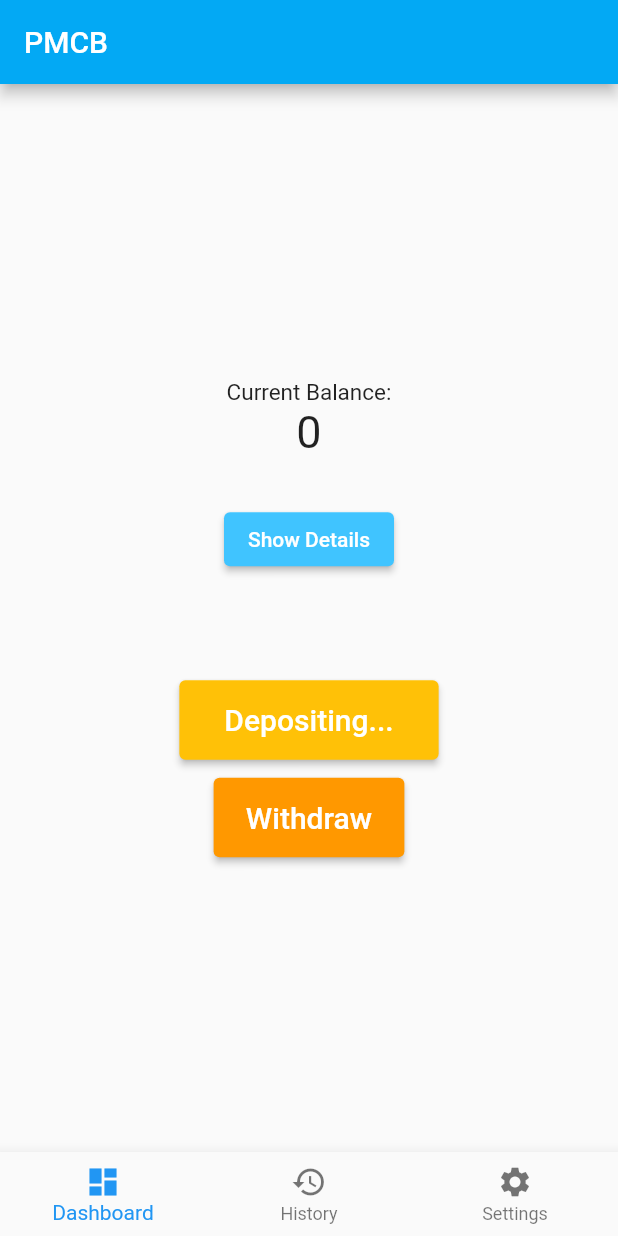
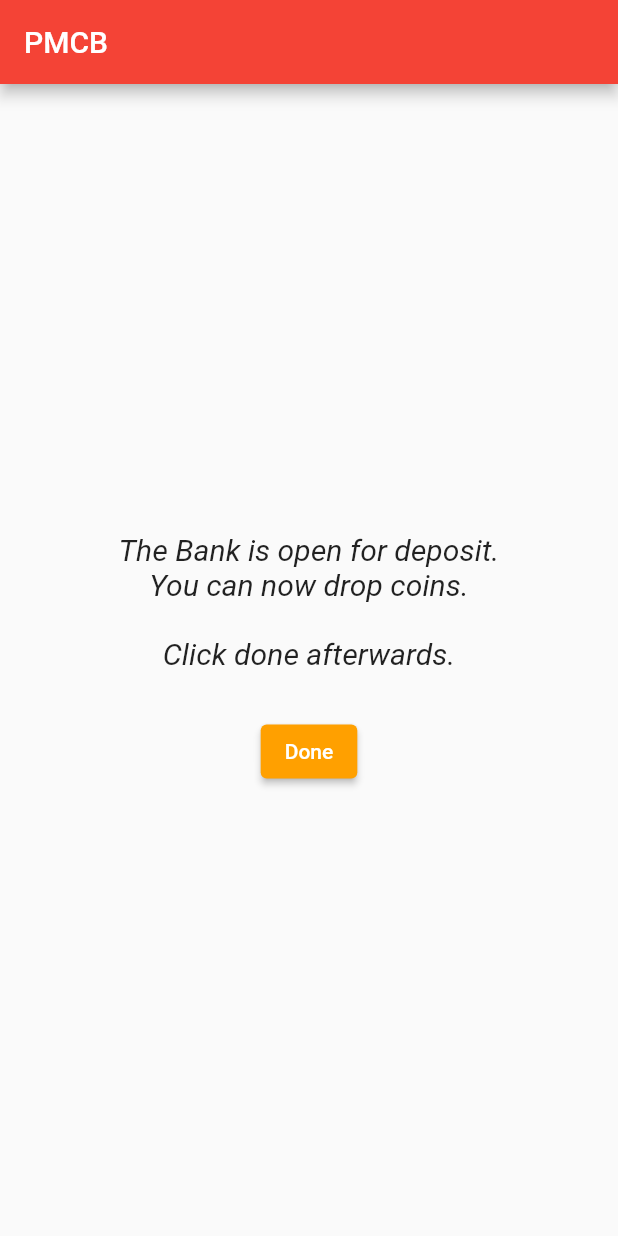
Before and after one commit to ChrisPew/Embeddedv2, a Flutter app: the screen it shows after launch, after a tap on "Deposit", on a phone screen of 412 x 824 dp. Run offline on Flutter 3.47's test engine with Material 2 defaults, Android fonts, the phone set to English and light mode, and no system bars.

Commit message:
stopped at help

```diff
--- /dev/null
+++ b/lib/deposit.dart
@@ -0,0 +1,45 @@
+import 'package:flutter/material.dart';
+
+class DepositPage extends StatefulWidget {
+  const DepositPage({Key? key}) : super(key: key);
+
+  @override
+  State<DepositPage> createState() => _DepositPageState();
+}
+
+class _DepositPageState extends State<DepositPage> {
+  @override
+  Widget build(BuildContext context) {
+    return MaterialApp(
+      debugShowCheckedModeBanner: false,
+      home: Scaffold(
+        appBar: AppBar(
+          backgroundColor: Colors.red,
+          title: const Text('PMCB'),
+        ),
+        body: Center(
+          child: Column(
+            mainAxisAlignment: MainAxisAlignment.center,
+            children: [
+              const Text(
+                  'The Bank is open for deposit. \nYou can now drop coins. \n\nClick done afterwards.',
+                  textAlign: TextAlign.center,
+                  style: const TextStyle(
+                      fontSize: 20, fontStyle: FontStyle.italic)),
+              Container(
+                margin: const EdgeInsets.only(top: 30),
+                child: ElevatedButton(
+                    onPressed: () => {Navigator.of(context).pop()},
+                    style: ButtonStyle(
+                      backgroundColor: MaterialStatePropertyAll<Color>(
+                          Colors.amber.shade700),
+                    ),
+                    child: const Text('Done')),
+              ),
+            ],
+          ),
+        ),
+      ),
+    );
+  }
+}
--- a/lib/main.dart
+++ b/lib/main.dart
@@ -1,5 +1,7 @@
 import 'package:flutter/material.dart';
 import 'package:pmcb/withdraw.dart';
+import 'package:pmcb/deposit.dart';
+import 'package:pmcb/help.dart';
 
 void main() {
   runApp(
@@ -16,8 +18,13 @@ class MyApp extends StatefulWidget {
   static String depositBtn = 'Deposit';
   static String withdrawBtn = 'Withdraw';
   static String showBtn = 'Show Details';
-  static int balance = 0;
   static int currentIndex = 0;
+  static int onePeso = 4;
+  static int fivePeso = 3;
+  static int tenPeso = 2;
+  static int twentyPeso = 1;
+  static int balance = onePeso + fivePeso + tenPeso + twentyPeso;
+  static bool depositing = false;
 
   Widget build(BuildContext context) {
     return MaterialApp(home: _MyHome().widget);
@@ -34,7 +41,7 @@ class _MyHome extends State<MyApp> {
       debugShowCheckedModeBanner: false,
       home: Scaffold(
         appBar: AppBar(
-          backgroundColor: Colors.lightBlue,
+          backgroundColor: Colors.red,
           title: const Text('PMCB'),
         ),
         body: Center(
@@ -56,10 +63,42 @@ class _MyHome extends State<MyApp> {
                               child: ElevatedButton(
                                 style: ButtonStyle(
                                   backgroundColor:
-                                      const MaterialStatePropertyAll<Color>(
-                                          Colors.lightBlueAccent),
+                                      MaterialStatePropertyAll<Color>(
+                                          Colors.red.shade600),
                                 ),
-                                onPressed: () {},
+                                onPressed: () {
+                                  showDialog(
+                                    context: context,
+                                    builder: (BuildContext context) {
+                                      return AlertDialog(
+                                        title: const Text('Details'),
+                                        content: Text(
+                                          '1 peso coin: ' +
+                                              MyApp.onePeso.toString() +
+                                              '\n5 peso coin: ' +
+                                              MyApp.fivePeso.toString() +
+                                              '\n10 peso coin: ' +
+                                              MyApp.tenPeso.toString() +
+                                              '\n20 peso coin: ' +
+                                              MyApp.twentyPeso.toString(),
+                                        ),
+                                        actions: <Widget>[
+                                          TextButton(
+                                            style: TextButton.styleFrom(
+                                              textStyle: Theme.of(context)
+                                                  .textTheme
+                                                  .labelLarge,
+                                            ),
+                                            child: const Text('OK'),
+                                            onPressed: () {
+                                              Navigator.of(context).pop();
+                                            },
+                                          ),
+                                        ],
+                                      );
+                                    },
+                                  );
+                                },
                                 child: Text(MyApp.showBtn.toString()),
                               ),
                             ),
@@ -77,7 +116,12 @@ class _MyHome extends State<MyApp> {
                                   Colors.amber),
                         ),
                         onPressed: () {
-                          depositClicked();
+                          setState(() {
+                            Navigator.push(
+                                context,
+                                MaterialPageRoute(
+                                    builder: (context) => const DepositPage()));
+                          });
                         },
                         child: Text(MyApp.depositBtn,
                             style: TextStyle(
@@ -121,16 +165,10 @@ class _MyHome extends State<MyApp> {
                         ],
                       )
                     : MyApp.currentIndex == 2
-                        ? Column(
-                            mainAxisAlignment: MainAxisAlignment.center,
-                            children: [
-                              Container(
-                                child: const Text('Settings'),
-                              )
-                            ],
-                          )
-                        : SizedBox()),
+                        ? const HelpPage()
+                        : const SizedBox()),
         bottomNavigationBar: BottomNavigationBar(
+          selectedItemColor: Colors.red,
           items: const [
             BottomNavigationBarItem(
               label: 'Dashboard',
@@ -141,8 +179,8 @@ class _MyHome extends State<MyApp> {
               icon: Icon(Icons.history),
             ),
             BottomNavigationBarItem(
-              label: 'Settings',
-              icon: Icon(Icons.settings),
+              label: 'Help',
+              icon: Icon(Icons.help),
             ),
           ],
           currentIndex: MyApp.currentIndex,
@@ -155,37 +193,4 @@ class _MyHome extends State<MyApp> {
       ),
     );
   }
-
-  depositClicked() {
-    setState(() {
-      MyApp.depositBtn = 'Depositing...';
-    });
-  }
-
-  withdrawClicked() {
-    setState(() {
-      MyApp.withdrawBtn = 'Withdrawing...';
-    });
-  }
 }
-
-class SecondRoute extends StatelessWidget {
-  const SecondRoute({super.key});
-
-  @override
-  Widget build(BuildContext context) {
-    return Scaffold(
-      appBar: AppBar(
-        title: const Text('Second Route'),
-      ),
-      body: Center(
-        child: ElevatedButton(
-          onPressed: () {
-            Navigator.pop(context);
-          },
-          child: const Text('Go back!'),
-        ),
-      ),
-    );
-  }
-}
```
Also changed, not shown: lib/help.dart (added, +53 -0 lines), lib/withdraw.dart (+10 -4 lines).
